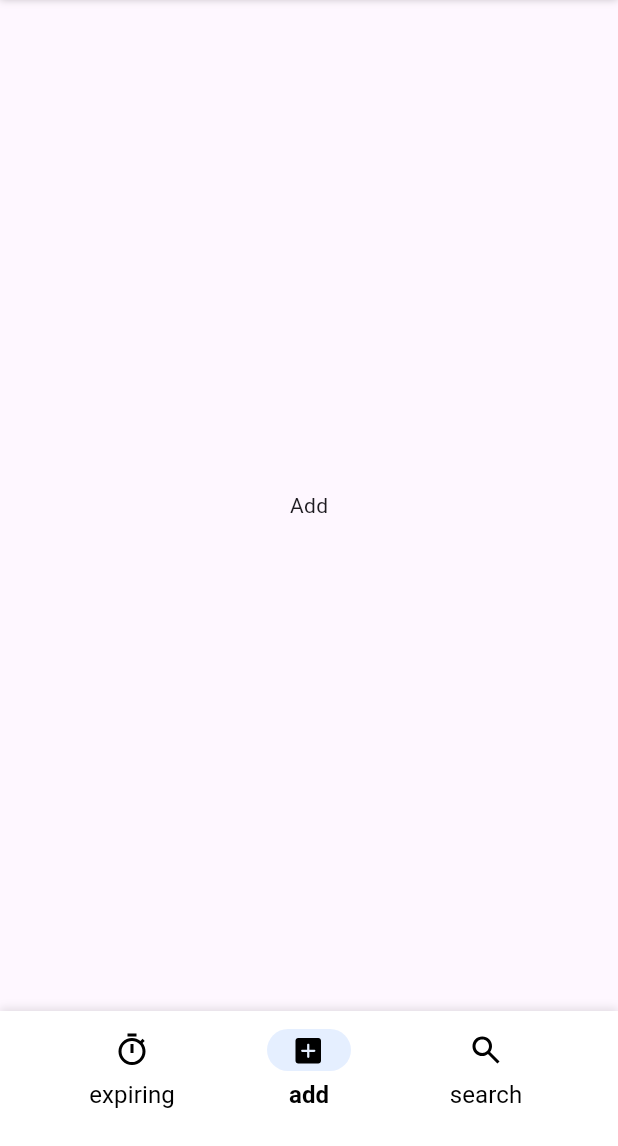
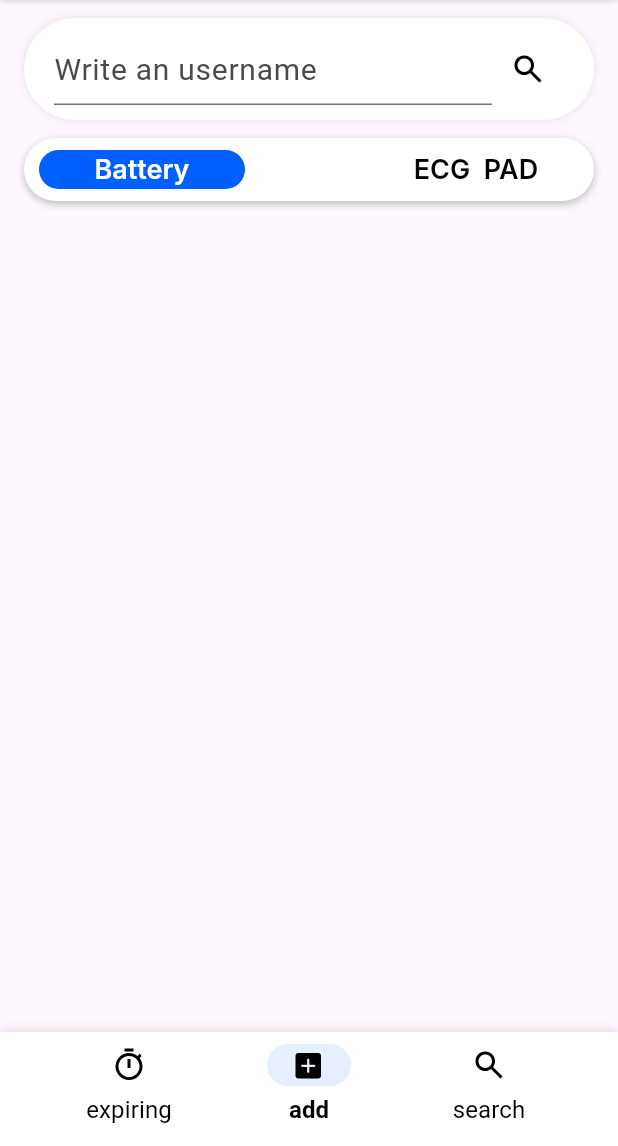
Before and after one commit to sonpipe0/expirations-jotatec, a Flutter app: the screen it shows after launch, item 2 of the bottom bar chosen, on a phone screen of 412 x 824 dp, the part 90-1236 px from its top. Run offline on Flutter 3.47's test engine with Material 3 defaults, Android fonts, the phone set to English and light mode, and no system bars; our stand-ins replace flutter_svg, preload_page_view, skeletonizer; Roboto replaces fonts that are missing (Inter).

Commit message:
started add page

```diff
--- a/lib/components/NavigationBar.dart
+++ b/lib/components/NavigationBar.dart
@@ -30,9 +30,8 @@ class _MyNavigationBarState extends State<MyNavigationBar> {
   @override
   Widget build(BuildContext context) {
     return Container(
-      margin: EdgeInsets.only(bottom: MediaQuery.of(context).viewPadding.bottom),
-      height: 90.0,
-      padding: EdgeInsets.all(12),
+      height: 76.0,
+      padding: EdgeInsets.all(8),
       decoration: const BoxDecoration(
         color: Colors.white,
         boxShadow: [
--- /dev/null
+++ b/lib/components/SearchBar.dart
@@ -0,0 +1,116 @@
+import 'package:flutter/material.dart';
+import 'package:expirations/design_system/colors.dart';
+import 'package:flutter_svg/flutter_svg.dart';
+
+class MySearchBar extends StatefulWidget {
+  final Function(String) onUserSelected;
+
+  const MySearchBar({super.key, required this.onUserSelected});
+
+  @override
+  State<MySearchBar> createState() {
+    return _SearchBarState();
+  }
+}
+
+class _SearchBarState extends State<MySearchBar> {
+  bool isActive = false;
+  bool isSelected = false;
+  final TextEditingController _controller = TextEditingController();
+  final FocusNode _focusNode = FocusNode();
+
+  void _selectUser() {
+    setState(() {
+      isSelected = true;
+    });
+    widget.onUserSelected(_controller.text);
+    _focusNode.unfocus(); // Unfocus the TextField
+  }
+
+  @override
+  void dispose() {
+    _controller.dispose();
+    _focusNode.dispose();
+    super.dispose();
+  }
+
+  @override
+  Widget build(BuildContext context) {
+    return SearchBar(
+      focusNode: _focusNode,
+      controller: _controller,
+      onSubmitted: (_) => _selectUser(),
+      onChanged: (String text) {
+        setState(() {
+          isActive = text.isNotEmpty;
+        });
+      },
+      onClear: () {
+        setState(() {
+          isActive = false;
+        });
+        _controller.clear();
+        _focusNode.unfocus(); // Unfocus the TextField
+      },
+      isSelected: isSelected,
+      isActive: isActive,
+    );
+  }
+}
+
+class SearchBar extends StatelessWidget {
+  final FocusNode focusNode;
+  final TextEditingController controller;
+  final ValueChanged<String> onSubmitted;
+  final ValueChanged<String> onChanged;
+  final VoidCallback onClear;
+  final bool isSelected;
+  final bool isActive;
+
+  const SearchBar({
+    super.key,
+    required this.focusNode,
+    required this.controller,
+    required this.onSubmitted,
+    required this.onChanged,
+    required this.onClear,
+    required this.isSelected,
+    required this.isActive,
+  });
+
+  @override
+  Widget build(BuildContext context) {
+    return Container(
+      padding: const EdgeInsets.symmetric(horizontal: 20, vertical: 10),
+      decoration: BoxDecoration(
+        color: Colors.white,
+        borderRadius: BorderRadius.all(Radius.circular(1000)),
+        boxShadow: [
+          BoxShadow(color: Color(0x1a000000), offset: Offset(0, 0), blurRadius: 4)
+        ],
+      ),
+      child: Row(
+        mainAxisSize: MainAxisSize.max,
+        crossAxisAlignment: CrossAxisAlignment.center,
+        children: [
+          Expanded(
+            child: TextField(
+              focusNode: focusNode,
+              controller: controller,
+              onSubmitted: onSubmitted,
+              onChanged: onChanged,
+              decoration: InputDecoration(
+                hintText: 'Write an username',
+                hintStyle: TextStyle(color: grey500, fontSize: 20),
+              ),
+            ),
+          ),
+          IconButton(
+            icon: SvgPicture.asset('assets/icons/search.svg', width: 24, height: 24),
+            onPressed: () => onSubmitted(controller.text),
+          ),
+        ],
+      ),
+    );
+  }
+}
--- a/lib/components/SegmentedSelector.dart
+++ b/lib/components/SegmentedSelector.dart
@@ -9,12 +9,16 @@ class SegmentedSelector extends StatefulWidget {
   final MyBuilder builder;
   final ValueChanged<int> onValueChanged;
   final int selectedIndex;
+  final int ratio;
+  final int correction;
 
   const SegmentedSelector({
     super.key,
     this.items = const [],
     required this.builder,
     required this.onValueChanged,
+    required this.ratio,
+    required this.correction,
     this.selectedIndex = 0,
   });
 
@@ -49,7 +53,7 @@ class _SegmentedSelectorState extends State<SegmentedSelector> {
   Widget build(BuildContext context) {
     widget.builder.call(context, updateIndex); // Call the builder here
 
-    final itemWidth = 96/360 * MediaQuery.of(context).size.width;
+    final itemWidth = widget.ratio/360 * MediaQuery.of(context).size.width;
 
     return Container(
       height: 42.0,
@@ -71,7 +75,7 @@ class _SegmentedSelectorState extends State<SegmentedSelector> {
             duration: Duration(milliseconds: 300),
             curve: Curves.easeInOut,
             left: index * ((MediaQuery.of(context).size.width - (widget.items.length * itemWidth)) /
-                (widget.items.length - 1) + itemWidth - 26),
+                (widget.items.length - 1) + itemWidth - widget.correction),
             height: 26.0,
             child: Container(
               width: itemWidth,
--- a/lib/main.dart
+++ b/lib/main.dart
@@ -1,3 +1,4 @@
+import 'package:expirations/pages/Add.dart';
 import 'package:expirations/pages/Feed.dart';
 import 'package:expirations/types/UserInfo.dart';
 import 'package:flutter/material.dart';
@@ -31,9 +32,7 @@ Widget _getPage(int index) {
     case 0:
       return Feed();
     case 1:
-      return Center(
-        child: Text('Add'),
-      );
+      return Add();
     case 2:
       return Center(child: Text('Search'));
     default:
--- /dev/null
+++ b/lib/pages/Add.dart
@@ -0,0 +1,40 @@
+import 'package:expirations/components/SegmentedSelector.dart';
+import 'package:flutter/material.dart';
+import 'package:expirations/components/SearchBar.dart';
+
+class Add extends StatefulWidget {
+  const Add({super.key});
+
+  @override
+  State<Add> createState() {
+    return _AddState();
+  }
+}
+
+class _AddState extends State<Add> {
+  void _onValueChanged(int index) {
+    return;
+  }
+
+  @override
+  Widget build(BuildContext context) {
+    return Padding(
+        padding: EdgeInsets.symmetric(horizontal: 16, vertical: 12),
+        child: Column(
+          spacing: 12,
+          mainAxisSize: MainAxisSize.max,
+          crossAxisAlignment: CrossAxisAlignment.center,
+          children: [
+            MySearchBar(onUserSelected: (String user) => {}),
+            SegmentedSelector(
+              items: ['Battery', 'ECG  PAD'],
+              builder:
+                  (BuildContext context, void Function(int) methodFromChild) {},
+              onValueChanged: _onValueChanged,
+              ratio: 120,
+              correction: 56,
+            )
+          ],
+        ));
+  }
+}
--- a/lib/pages/Feed.dart
+++ b/lib/pages/Feed.dart
@@ -80,6 +80,8 @@ class _FeedState extends State<Feed> {
                 (BuildContext context, void Function(int) methodFromChild) {
               updateIndex = methodFromChild;
             },
+            ratio: 96,
+            correction: 26,
           ),
         ),
         SizedBox.fromSize(size: Size.fromHeight(16)),
```
